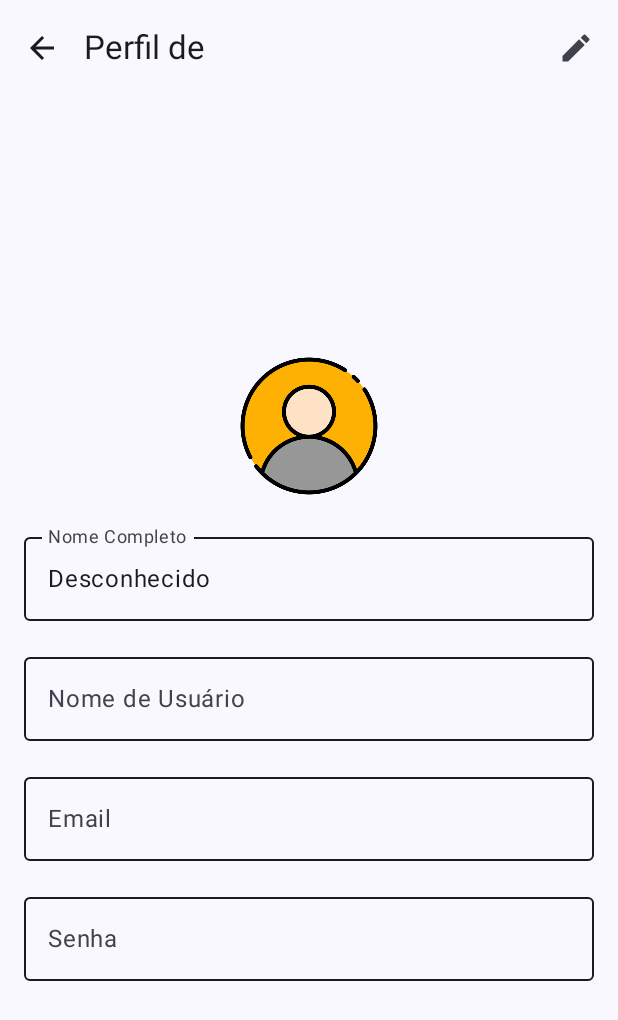
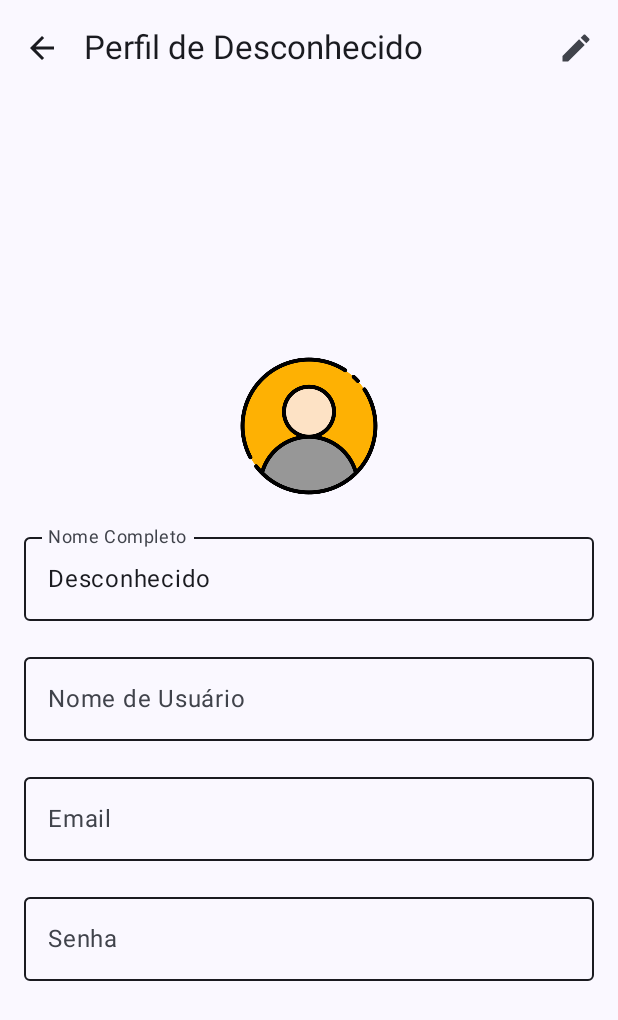
Before and after one commit to Albaninn/Mobile_App, an Android app built with Jetpack Compose: the composable ProfileScreen called with empty values, after a tap on "Voltar", on a phone screen of 412 x 824 dp. Shown: the top 1020 px of the screen. Run offline under Robolectric (Android 15) with nearby library versions, the phone set to English and light mode, and no system bars.

Commit message:
name_ajust

```diff
--- a/Test_App/app/src/main/java/br/edu/up/test_app/MainActivity.kt
+++ b/Test_App/app/src/main/java/br/edu/up/test_app/MainActivity.kt
@@ -290,6 +290,12 @@ fun LoginScreen(navController: NavHostController) {
 @OptIn(ExperimentalMaterial3Api::class)
 @Composable
 fun SecondScreen(navController: NavHostController, username: String) {
+    // Buscar as informações do usuário a partir do mapa userCredentials
+    val userProfile = userCredentials[username] ?: UserProfile("Desconhecido", "", "")
+
+    // Extrair o primeiro nome do fullName
+    val firstName = userProfile.fullName.split(" ").firstOrNull() ?: "Desconhecido"
+
     // Estado para controlar a abertura do drawer
     val drawerState = rememberDrawerState(DrawerValue.Closed)
     val coroutineScope = rememberCoroutineScope()
@@ -324,7 +330,7 @@ fun SecondScreen(navController: NavHostController, username: String) {
         Scaffold(
             topBar = {
                 TopAppBar(
-                    title = { Text("Pagina Inicial") },
+                    title = { Text("Página Inicial") },
                     navigationIcon = {
                         IconButton(onClick = {
                             // Abrir o drawer ao clicar no ícone do menu
@@ -371,17 +377,15 @@ fun SecondScreen(navController: NavHostController, username: String) {
                                 DropdownMenuItem(
                                     text = { Text("Trocar Conta") },
                                     onClick = {
-                                        // Navegar para a tela de login novamente
                                         navController.navigate("login_screen")
                                         showMenu = false // Fechar o menu
                                     }
                                 )
 
-                                // Opção "Sair da Conta"
+                                // Opção "Sair da Conta" - Agora redireciona para a tela de cadastro
                                 DropdownMenuItem(
                                     text = { Text("Sair da Conta") },
                                     onClick = {
-                                        // Aqui você pode adicionar a lógica para sair da conta
                                         navController.navigate("registration_screen")
                                         showMenu = false // Fechar o menu
                                     }
@@ -398,7 +402,8 @@ fun SecondScreen(navController: NavHostController, username: String) {
                     .padding(padding),
                 contentAlignment = Alignment.Center
             ) {
-                Card(Mensagem(username, "Olá, seja bem-vindo!"))
+                // Exibe o cartão com a mensagem de boas-vindas
+                Card(Mensagem(firstName, "Olá, seja bem-vindo!"))
             }
         }
     }
@@ -507,6 +512,9 @@ fun ProfileScreen(navController: NavHostController, username: String) {
     // Buscar as informações do usuário a partir do mapa userCredentials
     val userProfile = userCredentials[username] ?: UserProfile("Desconhecido", "", "")
 
+    // Extrair o primeiro nome do fullName
+    val firstName = userProfile.fullName.split(" ").firstOrNull() ?: "Desconhecido"
+
     // Estado para controlar se o perfil está em modo de edição
     var isEditing by remember { mutableStateOf(false) }
 
@@ -515,14 +523,20 @@ fun ProfileScreen(navController: NavHostController, username: String) {
     var email by remember { mutableStateOf(userProfile.email) }
     var password by remember { mutableStateOf(userProfile.password) }
 
+    // Cores customizadas para os campos desabilitados
+    val customTextFieldColors = TextFieldDefaults.outlinedTextFieldColors(
+        disabledTextColor = MaterialTheme.colorScheme.onSurface, // Cor do texto quando desabilitado
+        disabledLabelColor = MaterialTheme.colorScheme.onSurfaceVariant, // Cor do rótulo quando desabilitado
+        disabledBorderColor = MaterialTheme.colorScheme.onSurface // Cor da borda quando desabilitado
+    )
+
     Scaffold(
         topBar = {
             TopAppBar(
-                title = { Text("Perfil de $username") },
+                title = { Text("Perfil de $firstName") }, // Mostra o primeiro nome
                 navigationIcon = {
                     IconButton(onClick = {
-                        // Voltar para a segunda tela
-                        navController.popBackStack() // Isso remove a tela atual da pilha de navegação e volta
+                        navController.popBackStack() // Voltar para a tela anterior
                     }) {
                         Icon(
                             imageVector = Icons.AutoMirrored.Filled.ArrowBack, // Ícone de seta para voltar
@@ -532,8 +546,7 @@ fun ProfileScreen(navController: NavHostController, username: String) {
                 },
                 actions = {
                     IconButton(onClick = {
-                        // Alternar o modo de edição
-                        isEditing = !isEditing
+                        isEditing = !isEditing // Alternar o modo de edição
                     }) {
                         Icon(
                             imageVector = Icons.Default.Edit, // Ícone de edição
@@ -563,16 +576,9 @@ fun ProfileScreen(navController: NavHostController, username: String) {
                         .clip(CircleShape)
                 )
 
-                // Cores customizadas para os campos desabilitados
-                val customTextFieldColors = TextFieldDefaults.outlinedTextFieldColors(
-                    disabledTextColor = MaterialTheme.colorScheme.onSurface, // Cor do texto quando desabilitado
-                    disabledLabelColor = MaterialTheme.colorScheme.onSurfaceVariant, // Cor do rótulo quando desabilitado
-                    disabledBorderColor = MaterialTheme.colorScheme.onSurface // Cor da borda quando desabilitado
-                )
-
                 // Campo de nome completo
                 OutlinedTextField(
-                    value = fullName, // Preencher com o nome completo do perfil
+                    value = fullName,
                     onValueChange = { fullName = it },
                     label = { Text("Nome Completo") },
                     enabled = isEditing, // Habilita edição apenas se isEditing for true
@@ -580,19 +586,19 @@ fun ProfileScreen(navController: NavHostController, username: String) {
                     modifier = Modifier.fillMaxWidth()
                 )
 
-                // Campo de nome de usuário
+                // Campo de nome de usuário (não editável)
                 OutlinedTextField(
-                    value = username, // Nome de usuário
-                    onValueChange = {}, // Nome de usuário não deve ser editável
+                    value = username,
+                    onValueChange = {},
                     label = { Text("Nome de Usuário") },
-                    enabled = false, // Sempre desabilitado
+                    enabled = false,
                     colors = customTextFieldColors, // Define as cores customizadas
                     modifier = Modifier.fillMaxWidth()
                 )
 
                 // Campo de email
                 OutlinedTextField(
-                    value = email, // Preencher com o email do perfil
+                    value = email,
                     onValueChange = { email = it },
                     label = { Text("Email") },
                     enabled = isEditing, // Habilita edição apenas se isEditing for true
@@ -602,7 +608,7 @@ fun ProfileScreen(navController: NavHostController, username: String) {
 
                 // Campo de senha
                 OutlinedTextField(
-                    value = password, // Preencher com a senha do perfil
+                    value = password,
                     onValueChange = { password = it },
                     label = { Text("Senha") },
                     enabled = isEditing, // Habilita edição apenas se isEditing for true
```
